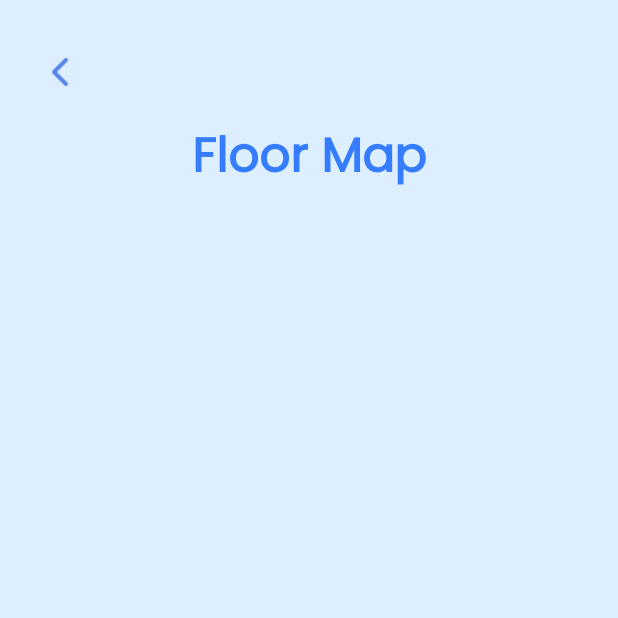
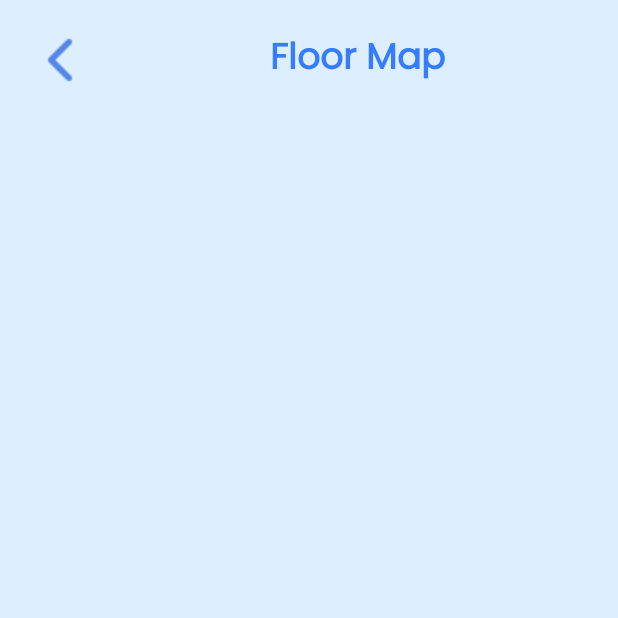
Before and after one commit to andreannov/ProjekAkhirPAM, an Android app: the DenahActivity screen opened directly, with no data from a screen before it, on a phone screen of 412 x 824 dp, the top half of it. Run offline under Robolectric (Android 15) with nearby library versions, the phone set to English and light mode, and no system bars; libraries missing offline, so code that uses them is left out: com.github.chrisbanes.photoview; plain views replace PhotoView; 2 statements that could not run were skipped.

Commit message:
perubahan final

```diff
--- a/app/src/main/AndroidManifest.xml
+++ b/app/src/main/AndroidManifest.xml
@@ -13,7 +13,7 @@
         android:roundIcon="@mipmap/ic_launcher_round"
         android:supportsRtl="true"
         android:theme="@style/Theme.ProjekGabunganPAM"
-        tools:targetApi="31">
+        tools:targetApi="31" >
 
         <activity android:name=".FloorActivity" />
         <activity android:name=".DashboardActivity"
@@ -47,6 +47,7 @@
             android:exported="true"
             android:theme="@style/Theme.ProjekGabunganPAM">
         </activity>
+
         <activity
             android:name=".LoginActivity"
             android:exported="false"/>
--- a/app/src/main/res/layout/activity_denah.xml
+++ b/app/src/main/res/layout/activity_denah.xml
@@ -1,47 +1,50 @@
 <?xml version="1.0" encoding="utf-8"?>
-<LinearLayout
+<androidx.constraintlayout.widget.ConstraintLayout
     xmlns:android="http://schemas.android.com/apk/res/android"
     xmlns:app="http://schemas.android.com/apk/res-auto"
     android:layout_width="match_parent"
     android:layout_height="match_parent"
-    android:orientation="vertical"
-    android:padding="0dp"
     android:background="@color/birumuda">
 
-    <!-- Tombol Back -->
     <ImageButton
         android:id="@+id/btnBack"
-        android:layout_width="32dp"
-        android:layout_height="32dp"
+        android:layout_width="48dp"
+        android:layout_height="48dp"
         android:layout_gravity="start"
-        android:layout_marginTop="32dp"
-        android:layout_marginHorizontal="24dp"
+        android:layout_marginTop="16dp"
+        android:layout_marginStart="16dp"
         android:background="@android:color/transparent"
         android:scaleType="fitCenter"
-        android:src="@drawable/ic_back" />
+        android:src="@drawable/ic_back"
+        app:layout_constraintStart_toStartOf="parent"
+        app:layout_constraintTop_toTopOf="parent"
+        android:contentDescription="Tombol Kembali" />
 
-    <!-- Judul Floor Map -->
     <TextView
         android:id="@+id/tvTitle"
-        android:layout_width="wrap_content"
+        android:layout_width="0dp"
         android:layout_height="wrap_content"
+        android:fontFamily="@font/poppins_regular"
         android:text="Floor Map"
-        android:fontFamily="@font/poppins_regular"
-        android:textSize="32sp"
+        android:textColor="@color/biru"
+        android:textSize="24sp"
         android:textStyle="bold"
-        android:textColor="@color/biru"
-        android:layout_marginTop="16dp"
-        android:layout_gravity="center_horizontal" />
+        android:gravity="center"
+        app:layout_constraintBottom_toBottomOf="@id/btnBack"
+        app:layout_constraintEnd_toEndOf="parent"
+        app:layout_constraintStart_toEndOf="@id/btnBack"
+        app:layout_constraintTop_toTopOf="@id/btnBack" />
 
-    <!-- FrameLayout: Denah + Pin-pin -->
     <FrameLayout
         android:id="@+id/frameDenah"
-        android:layout_width="match_parent"
+        android:layout_width="0dp"
         android:layout_height="0dp"
-        android:layout_weight="1"
-        android:layout_margin="16dp">
+        android:layout_margin="16dp"
+        app:layout_constraintTop_toBottomOf="@id/btnBack"
+        app:layout_constraintBottom_toBottomOf="parent"
+        app:layout_constraintStart_toStartOf="parent"
+        app:layout_constraintEnd_toEndOf="parent">
 
-        <!-- Denah (zoomable) -->
         <com.github.chrisbanes.photoview.PhotoView
             android:id="@+id/ivDenah"
             android:layout_width="match_parent"
@@ -49,10 +52,10 @@
             android:scaleType="fitCenter"
             android:contentDescription="Denah Lantai" />
 
-        <!-- Pin container: pin akan ditambahkan secara dinamis ke sini -->
         <FrameLayout
             android:id="@+id/pinContainer"
             android:layout_width="match_parent"
             android:layout_height="match_parent" />
     </FrameLayout>
-</LinearLayout>
+
+</androidx.constraintlayout.widget.ConstraintLayout>
--- a/app/src/main/res/layout/item_bookmark.xml
+++ b/app/src/main/res/layout/item_bookmark.xml
@@ -24,12 +24,12 @@
             android:clipToOutline="true">
 
             <ImageView
+                android:id="@+id/ivRoomImage"
                 android:layout_width="match_parent"
                 android:layout_height="match_parent"
                 android:scaleType="centerCrop"
                 android:src="@drawable/kelas" />
         </FrameLayout>
-
 
         <LinearLayout
             android:layout_width="0dp"
@@ -38,6 +38,7 @@
             android:orientation="vertical">
 
             <TextView
+                android:id="@+id/tvRoomName"
                 android:layout_width="wrap_content"
                 android:layout_height="wrap_content"
                 android:text="Ruang F3.10"
@@ -51,6 +52,7 @@
                 android:layout_marginBottom="4dp" />
 
             <TextView
+                android:id="@+id/tvRoomType"
                 android:layout_width="wrap_content"
                 android:layout_height="wrap_content"
                 android:text="Jenis Ruang: Ruang Kelas"
@@ -59,6 +61,7 @@
                 android:fontFamily="@font/poppins_regular" />
 
             <TextView
+                android:id="@+id/tvNotes"
                 android:layout_width="wrap_content"
                 android:layout_height="wrap_content"
                 android:text="Catatan: Ruang Kelas PAM setiap hari selasa."
```
Also changed, not shown: app/src/main/java/com/example/projekgabunganpam/ActivityFavorite.java (+68 -15 lines), app/src/main/java/com/example/projekgabunganpam/ActivityTerbaru.java (+62 -22 lines), app/src/main/java/com/example/projekgabunganpam/DashboardActivity.java (+14 -8 lines), app/src/main/java/com/example/projekgabunganpam/DenahActivity.java (+5 -8 lines), app/src/main/res/layout/activity_favorite.xml (+4 -28 lines), app/src/main/res/layout/activity_terbaru.xml (+3 -29 lines), app/src/main/res/drawable/denah_lantaif1.png, app/src/main/res/drawable/denah_lantaif2.png, app/src/main/res/drawable/denah_lantaig1.png, app/src/main/res/drawable/denah_lantaig2.png.
